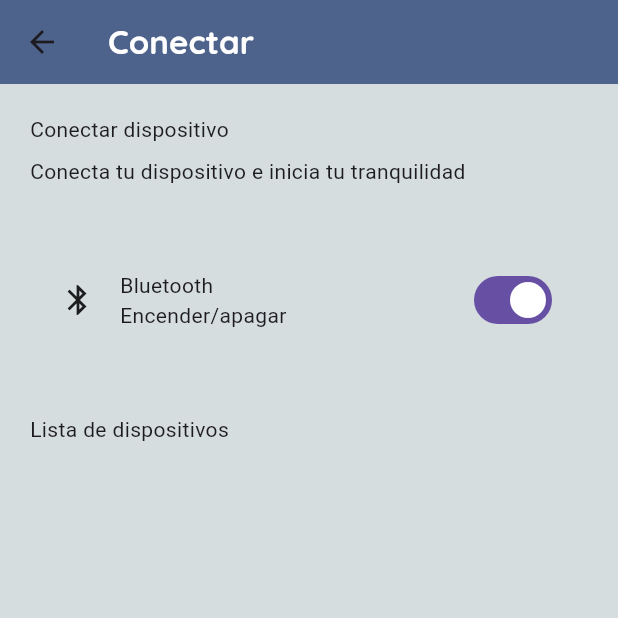
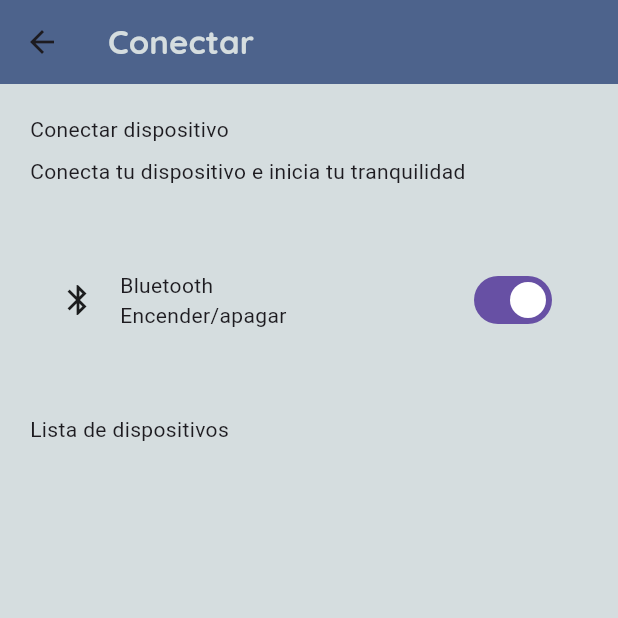
Before and after one commit to pepepecas12000/vitasphere1, a Flutter app: the Pair screen opened directly, on a phone screen of 412 x 824 dp, the top half of it. Run offline on Flutter 3.47's test engine with Material 3 defaults, Android fonts, the light colour scheme and no system bars; our stand-ins replace flutter_blue_plus, google_fonts, shared_preferences; missing offline and left inert: mongo_dart; accounts and stored records are empty.

Commit message:
Application Icon added.

```diff
--- a/lib/screens/pair.dart
+++ b/lib/screens/pair.dart
@@ -109,7 +109,6 @@ class _PairState extends State<Pair> {
           delayed: true, next: true);
 
       // Navegar a la siguiente pantalla
-      // Navegar a la siguiente pantalla
       if (mounted) {
         Navigator.push(
           context,
@@ -146,7 +145,7 @@ class _PairState extends State<Pair> {
           "Conectar",
           style: GoogleFonts.quicksand(
             fontWeight: FontWeight.bold,
-            color: Colors.white,
+            color: Color(0xFFD5DDDF),
           ),
         ),
         backgroundColor: const Color(0xFF4D638C),
--- a/lib/widgets/iniciar.dart
+++ b/lib/widgets/iniciar.dart
@@ -42,7 +42,7 @@ class _IniciarState extends State<Iniciar> {
         SnackBar(
           content: Text(
             esValido ? "✅ Inicio de sesión exitoso" : "❌ Email o contraseña incorrectos",
-            style: const TextStyle(color: Colors.white),
+            style: const TextStyle(color: Color(0xFFB0B8CF)),
           ),
           backgroundColor: esValido ? Color(0xFF6B8E4E) : Colors.black,
         ),
--- a/pubspec.yaml
+++ b/pubspec.yaml
@@ -41,6 +41,7 @@ dependencies:
   flutter_blue_plus: ^1.35.3
   google_fonts: ^6.2.1
   intl: ^0.20.2
+  flutter_launcher_icons: ^0.14.3
 
 
 dev_dependencies:
```
Also changed, not shown: pubspec.lock, 33 other files.
